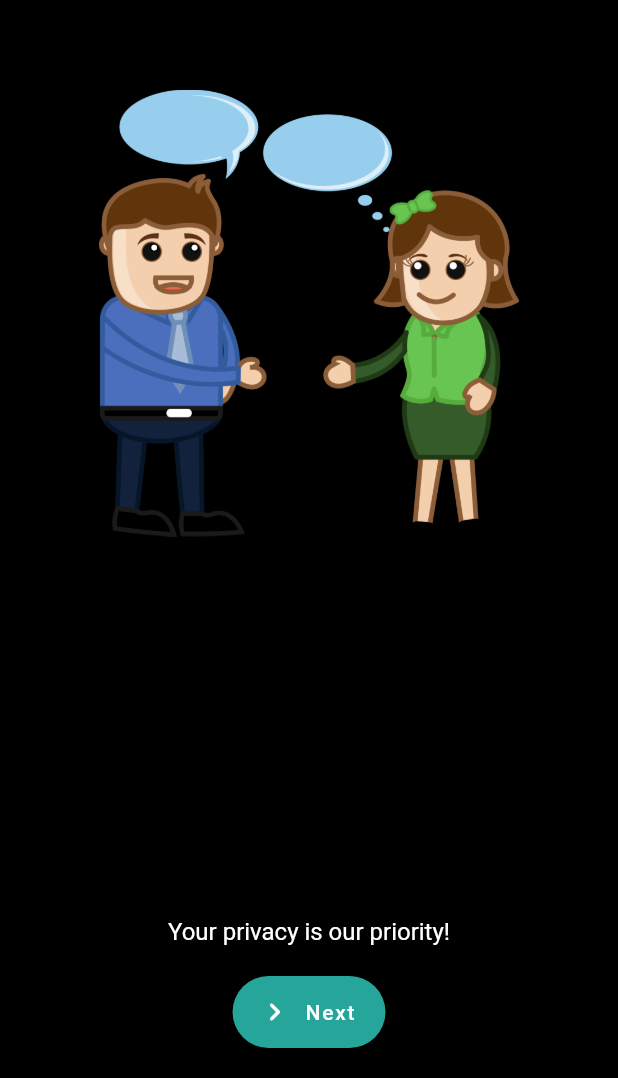
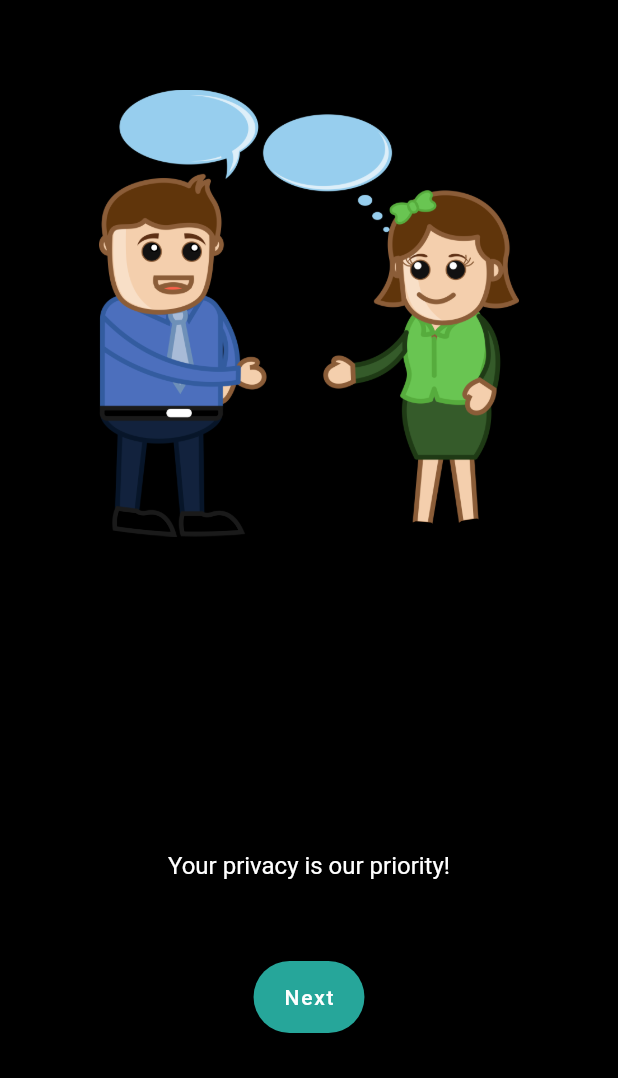
Before and after one commit to roybaishali07/Neon-Chat, a Flutter app: the screen it shows after launch, on a phone screen of 412 x 824 dp, the part 158-1236 px from its top. Run offline on Flutter 3.47's test engine with Material 2 defaults, Android fonts, the phone set to English and light mode, and no system bars.

Commit message:
Improved Spacing

```diff
--- a/lib/main.dart
+++ b/lib/main.dart
@@ -44,29 +44,22 @@ class MyApp extends StatelessWidget {
                   child: Image.asset("images/call.png"),
                   width: 400,
                 ),
-                Spacer(),
-                Padding(
-                  padding: const EdgeInsets.all(20.0),
-                  child: Column(
-                    children: <Widget>[
+                Spacer(flex: 3),
                 Text(" \nYour privacy is our priority!",
                     textAlign: TextAlign.center,
                     style: TextStyle(color: Colors.white, fontSize: 16)),
+                Spacer(),
                 Padding(
-                        padding: const EdgeInsets.only(top: 20.0),
+                  padding: const EdgeInsets.only(top: 10, bottom: 30),
                   child: FloatingActionButton.extended(
                     onPressed: () {
                       runApp(SigninOrSignupScreen());
                     },
                     backgroundColor: Colors.teal[400],
                     focusColor: Colors.teal[800],
-                          hoverColor: Colors.teal[500],
-                          label: Text("Next",
-                              style: TextStyle(color: Colors.white)),
-                          icon: Icon(Icons.navigate_next_rounded),
-                        ),
-                      ),
-                    ],
+                    hoverColor: Colors.tealAccent,
+                    label: Text("Next", style: TextStyle(color: Colors.white)),
+                    //icon: Icon(Icons.navigate_next_rounded),
                   ),
                 ),
               ],
```
Lines whose indentation alone changed are shown as unchanged.
